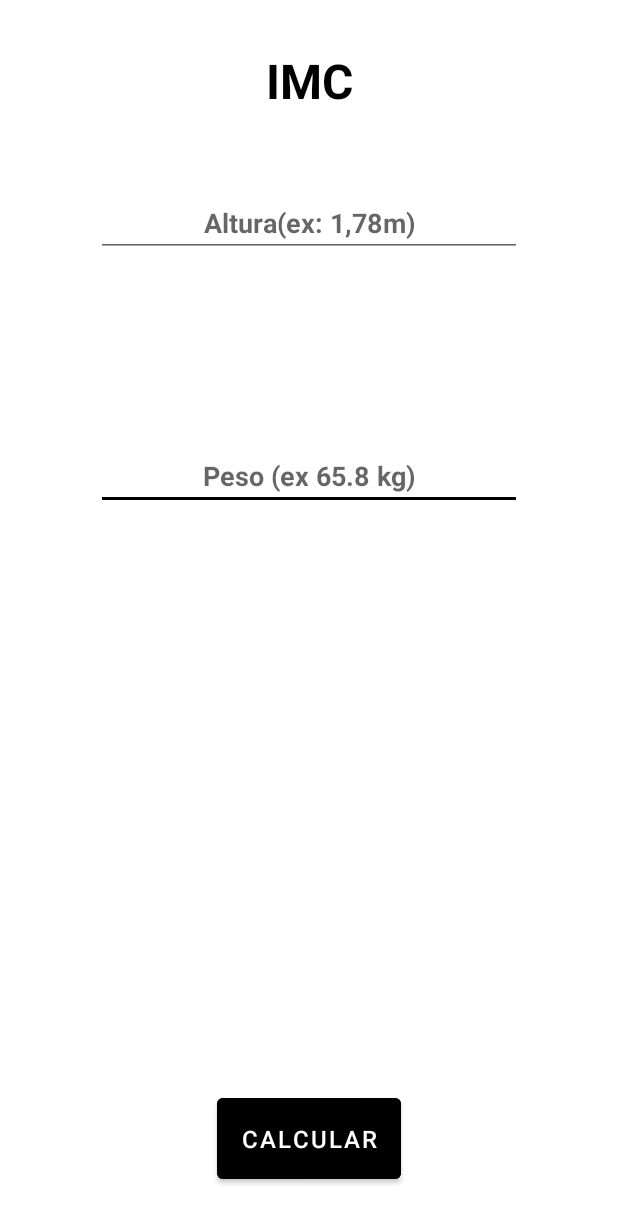
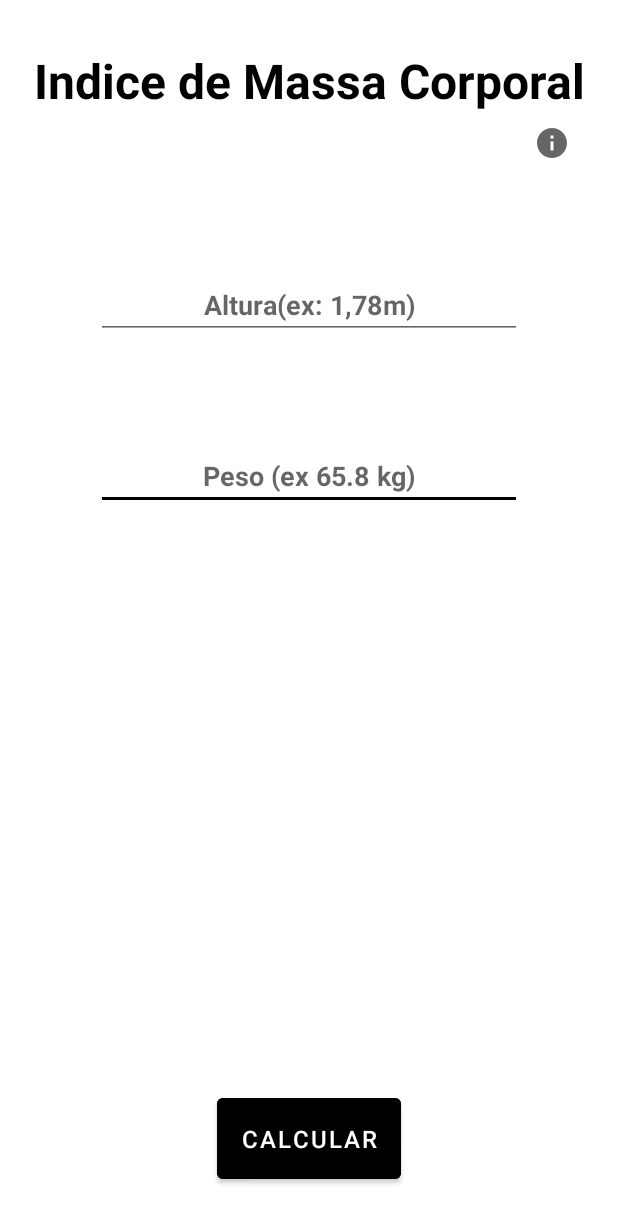
Before and after one commit to Edevaldo-Cruz/imcKotlin, an Android app: the screen it shows after launch (MainActivity), on a phone screen of 412 x 824 dp. Shown: the top 1223 px of the screen. Run offline under Robolectric (Android 15) with nearby library versions, the light colour scheme and no system bars.

Commit message:
Incluindo layout saiba mais.

```diff
--- /dev/null
+++ b/app/src/main/res/drawable/ic_info.xml
@@ -0,0 +1,10 @@
+<vector xmlns:android="http://schemas.android.com/apk/res/android"
+    android:width="24dp"
+    android:height="24dp"
+    android:viewportWidth="24"
+    android:viewportHeight="24"
+    android:tint="?attr/colorControlNormal">
+  <path
+      android:fillColor="@android:color/white"
+      android:pathData="M12,2C6.48,2 2,6.48 2,12s4.48,10 10,10 10,-4.48 10,-10S17.52,2 12,2zM13,17h-2v-6h2v6zM13,9h-2L11,7h2v2z"/>
+</vector>
--- a/app/src/main/res/layout/activity_main.xml
+++ b/app/src/main/res/layout/activity_main.xml
@@ -23,6 +23,18 @@
         app:layout_constraintRight_toRightOf="parent"
         app:layout_constraintTop_toTopOf="parent"
         android:layout_marginTop="32dp"
+        />
+
+    <androidx.appcompat.widget.AppCompatImageView
+        android:id="@+id/aboutTXT"
+        android:layout_width="wrap_content"
+        android:layout_height="wrap_content"
+        app:layout_constraintRight_toRightOf="parent"
+        app:layout_constraintTop_toBottomOf="@id/titleTXT"
+        android:layout_marginTop="8dp"
+        android:layout_marginHorizontal="32dp"
+        android:layout_marginBottom="32dp"
+        app:srcCompat="@drawable/ic_info"
 
         />
 
@@ -47,7 +59,7 @@
         app:layout_constraintBottom_toBottomOf="@id/pesoEDT"
         app:layout_constraintEnd_toEndOf="parent"
         app:layout_constraintStart_toStartOf="parent"
-        app:layout_constraintTop_toTopOf="parent"
+        app:layout_constraintTop_toTopOf="@id/aboutTXT"
         app:layout_constraintVertical_bias="0.348"/>
 
     <TextView
--- a/app/src/main/res/values/strings.xml
+++ b/app/src/main/res/values/strings.xml
@@ -4,5 +4,5 @@
     <string name="label_altura">Altura(ex: 1,78m)</string>
     <string name="label_btn">Calcular</string>
     <string name="label_result" />
-    <string name="label_title">IMC</string>
+    <string name="label_title">Indice de Massa Corporal</string>
 </resources>
```
Also changed, not shown: app/src/main/res/drawable/ic_imc.xml (added, +52 -0 lines), app/src/main/res/layout/activity_about.xml (added, +112 -0 lines).
